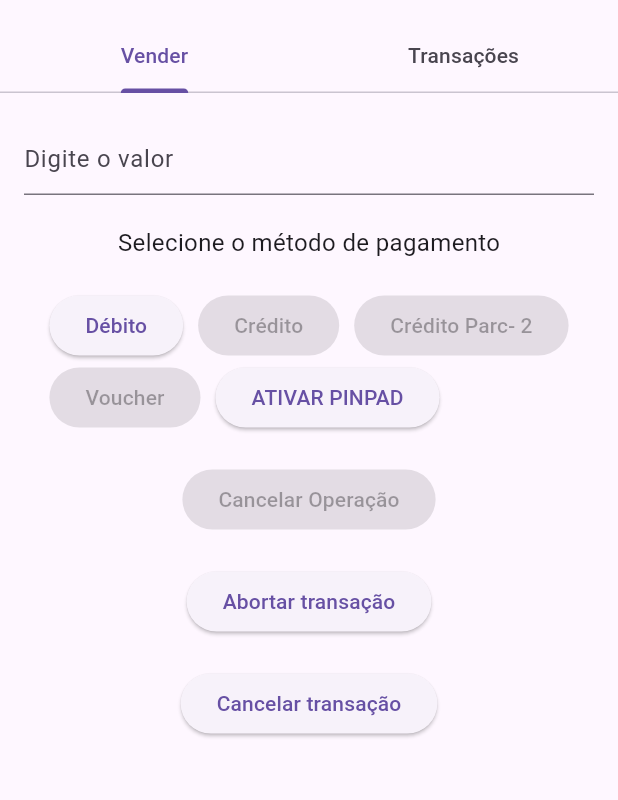
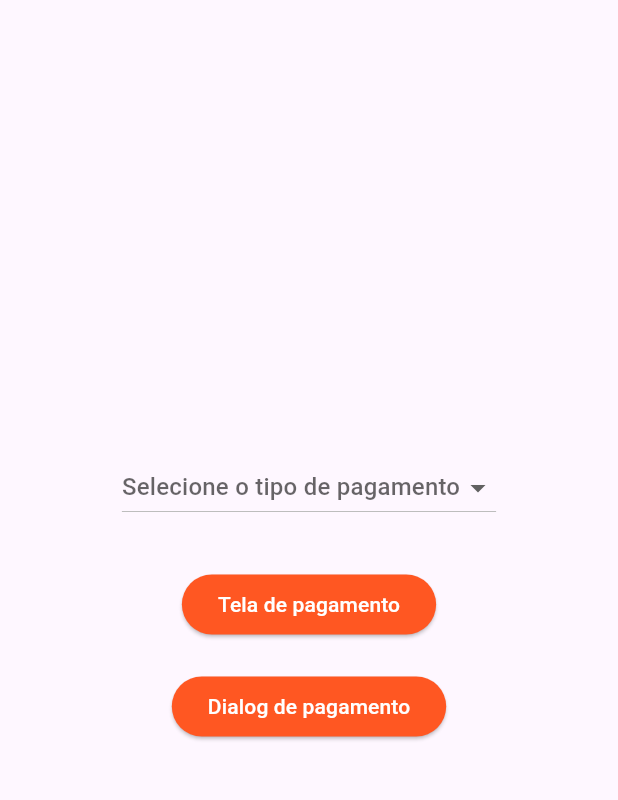
Before and after one commit to JY-Labtech/stone_payment_tech, a Flutter app: the screen it shows after launch, on a phone screen of 412 x 824 dp, the part 63-863 px from its top. Run offline on Flutter 3.47's test engine with Material 3 defaults, Android fonts, the phone set to English and light mode, and no system bars; missing offline and left inert: check_licence_tech.

Commit message:
fix page and dialog base

```diff
--- /dev/null
+++ b/example/lib/app.dart
@@ -0,0 +1,16 @@
+import 'package:flutter/material.dart';
+import 'package:stone_payment_tech_example/home_page.dart';
+
+class AppWidget extends StatelessWidget {
+  const AppWidget({super.key});
+
+  @override
+  Widget build(BuildContext context) {
+    return MaterialApp(
+      debugShowCheckedModeBanner: false,
+      title: "Stone Payment Tech",
+      theme: ThemeData(primaryColor: Colors.deepOrange, primarySwatch: Colors.deepOrange),
+      home: const HomePage(),
+    );
+  }
+}
--- /dev/null
+++ b/example/lib/home_page.dart
@@ -0,0 +1,145 @@
+import 'package:flutter/material.dart';
+import 'package:stone_payment_tech/app/model/stone_credentials.dart';
+import 'package:stone_payment_tech/app/model/stone_payment_params.dart';
+import 'package:stone_payment_tech/app/pages/stone_stream_dialog.dart';
+import 'package:stone_payment_tech/app/pages/stone_stream_page.dart';
+
+class HomePage extends StatefulWidget {
+  const HomePage({super.key});
+
+  @override
+  State<HomePage> createState() => _HomePageState();
+}
+
+class _HomePageState extends State<HomePage> {
+  final String licenceKey = "sua_licenca_aqui";
+
+  StonePaymentType? selectedPaymentType;
+
+  void onChanged(StonePaymentType? value) {
+    if (!mounted) return;
+    setState(() {
+      selectedPaymentType = value;
+    });
+  }
+
+  @override
+  Widget build(BuildContext context) {
+    final size = MediaQuery.sizeOf(context);
+    return Scaffold(
+      appBar: AppBar(
+        title: const Text('Stone Payment Tech'),
+      ),
+      body: Container(
+        height: size.height,
+        width: size.width,
+        padding: const EdgeInsets.all(10),
+        child: Column(
+          mainAxisAlignment: MainAxisAlignment.center,
+          crossAxisAlignment: CrossAxisAlignment.center,
+          children: [
+            DropdownButton<StonePaymentType>(
+              hint: const Text('Selecione o tipo de pagamento'),
+              value: selectedPaymentType,
+              items: [
+                DropdownMenuItem(
+                  value: StonePaymentType.debit,
+                  child: Text(StonePaymentType.debit.name),
+                ),
+                DropdownMenuItem(
+                  value: StonePaymentType.credit,
+                  child: Text(StonePaymentType.credit.name),
+                ),
+                DropdownMenuItem(
+                  value: StonePaymentType.pix,
+                  child: Text(StonePaymentType.pix.name),
+                ),
+                DropdownMenuItem(
+                  value: StonePaymentType.voucher,
+                  child: Text(StonePaymentType.voucher.name),
+                ),
+              ],
+              onChanged: onChanged,
+            ),
+            const SizedBox(height: 30),
+            ElevatedButton(
+              style: ElevatedButton.styleFrom(
+                backgroundColor: Colors.deepOrange,
+              ),
+              onPressed: () async {
+                if (selectedPaymentType == null) {
+                  ScaffoldMessenger.of(context).showSnackBar(
+                    const SnackBar(
+                      content: Text('Selecione o tipo de pagamento'),
+                    ),
+                  );
+                  return;
+                }
+                final result = await Navigator.push(
+                  context,
+                  MaterialPageRoute(
+                    builder: (context) => StoneStreamPage(
+                      stonePaymentParams: StonePaymentParams(
+                        amount: 15,
+                        type: StonePaymentType.debit,
+                        credentials: StoneCredentialsModel(
+                          stoneCode: '***REMOVIDO***',
+                          licenceKey: licenceKey,
+                          appName: 'Stone Payment Tech',
+                        ),
+                      ),
+                    ),
+                  ),
+                );
+
+                print('**Result_navigation: $result');
+              },
+              child: const Text(
+                'Tela de pagamento',
+                style: TextStyle(color: Colors.white),
+              ),
+            ),
+            const SizedBox(height: 20),
+            ElevatedButton(
+              style: ElevatedButton.styleFrom(
+                backgroundColor: Colors.deepOrange,
+              ),
+              onPressed: () async {
+                if (selectedPaymentType == null) {
+                  ScaffoldMessenger.of(context).showSnackBar(
+                    const SnackBar(
+                      content: Text('Selecione o tipo de pagamento'),
+                    ),
+                  );
+                  return;
+                }
+                await showDialog(
+                    context: context,
+                    builder: (context) {
+                      return StoneStreamDialog(
+                        stonePaymentParams: StonePaymentParams(
+                          amount: 15,
+                          type: StonePaymentType.debit,
+                          credentials: StoneCredentialsModel(
+                            stoneCode: '***REMOVIDO***',
+                            licenceKey: licenceKey,
+                            appName: 'Stone Payment Tech',
+                          ),
+                        ),
+                        onConfirmPayment: (transaction) {
+                          print('***Response dialog: $transaction');
+                        },
+                      );
+                    });
+              },
+              child: const Text(
+                'Dialog de pagamento',
+                style: TextStyle(color: Colors.white),
+              ),
+            ),
+          ],
+        ),
+      ),
+    );
+  }
+}
--- a/example/lib/main.dart
+++ b/example/lib/main.dart
@@ -1,44 +1,9 @@
 import 'package:flutter/material.dart';
+import 'package:stone_payment_tech_example/app.dart';
+import 'package:stone_payment_tech_example/home_page.dart';
 
 import 'payment/payment_page.dart';
 
 void main() {
-  runApp(const MyApp());
+  runApp(const AppWidget());
 }
-
-class MyApp extends StatefulWidget {
-  const MyApp({super.key});
-
-  @override
-  State<MyApp> createState() => _MyAppState();
-}
-
-class _MyAppState extends State<MyApp> {
-  @override
-  Widget build(BuildContext context) {
-    return MaterialApp(
-      home: DefaultTabController(
-        length: 2,
-        child: Scaffold(
-          appBar: AppBar(
-            title: const Text('Stone Payment Tech'),
-            bottom: const TabBar(tabs: [
-              Tab(
-                child: Text("Vender"),
-              ),
-              Tab(
-                child: Text("Transações"),
-              )
-            ]),
-          ),
-          body: TabBarView(
-            children: [
-              const PaymentPage(),
-              Container(),
-            ],
-          ),
-        ),
-      ),
-    );
-  }
-}
--- a/example/lib/payment/payment_page.dart
+++ b/example/lib/payment/payment_page.dart
@@ -18,7 +18,7 @@ class _PaymentPageState extends State<PaymentPage> {
 
   @override
   void initState() {
-    StoneTech.I.initPayment(handler: controller, licenceKey: '<sua_licença_aqui>');
+    StoneTech.I.initPayment(handler: controller, licenceKey: "sua_licenca_aqui");
     super.initState();
   }
 
--- a/lib/app/handler/stone_stream_handler.dart
+++ b/lib/app/handler/stone_stream_handler.dart
@@ -16,6 +16,10 @@ class StoneStreamHandler extends IStoneHandler {
 
   void clear() {
     lastStatus = null;
+  }
+
+  void streamDispose() {
+    _controller.close();
   }
 
   void setStatus(String message) {
--- a/lib/payments/payment.dart
+++ b/lib/payments/payment.dart
@@ -10,6 +10,7 @@ import 'package:stone_payment_tech/interface/utils/extensions/payment_type_call_
 import 'package:stone_payment_tech/interface/utils/types/payment_type_call.dart';
 import 'package:stone_payment_tech/licence/constants/licence_constants.dart';
 
+import '../stone_smart_flutter.dart';
 import 'helper/istone_helper.dart';
 
 final class Payment {
@@ -21,9 +22,6 @@ final class Payment {
   // Cache da instância criada
   static Payment? _instance;
   static bool _isLicenceValidated = false;
-  static bool _isPinpadActivated = false;
-
-  bool get isPinpadActivated => _isPinpadActivated;
 
   Payment._({
     required this.channel,
@@ -76,7 +74,7 @@ final class Payment {
   static void _checkPinpadActivated(StoneTransactionModel model) {
     if (model.method?.toLowerCase() == 'active') {
       if (model.message!.toLowerCase().contains('terminal ativado')) {
-        _isPinpadActivated = true;
+        StoneTech.isPinpadActivated = true;
         log('Pinpad activated');
         return;
       }
--- a/lib/stone_smart_flutter.dart
+++ b/lib/stone_smart_flutter.dart
@@ -11,6 +11,7 @@ class StoneTech {
   Payment? _payment;
 
   static StoneTech? _instance;
+  static bool isPinpadActivated = false;
 
   StoneTech(this._channel);
 
--- a/pubspec.yaml
+++ b/pubspec.yaml
@@ -1,6 +1,6 @@
 name: stone_payment_tech
 description: Plugin Flutter para integrar sua aplicação com o SDK Android da Stone para meios de pagamento.
-version: 0.0.4
+version: 0.0.5
 repository: https://github.com/JY-Labtech/stone_payment_tech
 
 environment:
```
Also changed, not shown: lib/app/controller/stone_stream_controller.dart (+5 -3 lines), lib/app/pages/stone_stream_dialog.dart (+55 -65 lines), lib/app/pages/stone_stream_page.dart (+101 -63 lines), 42 other files.
